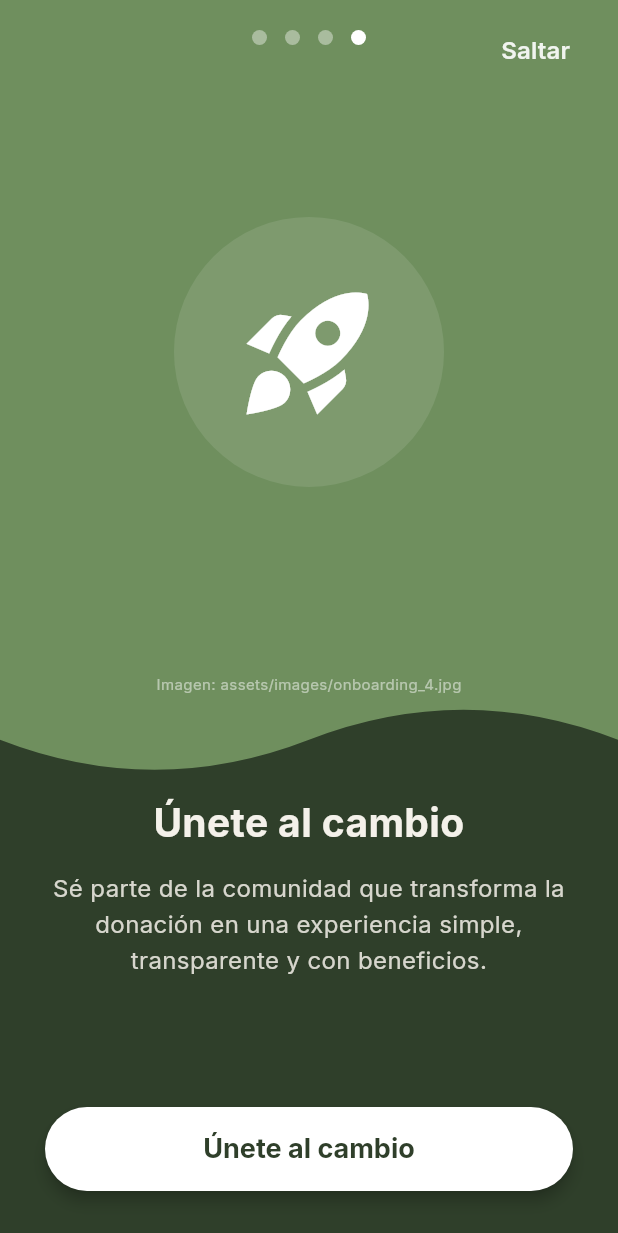
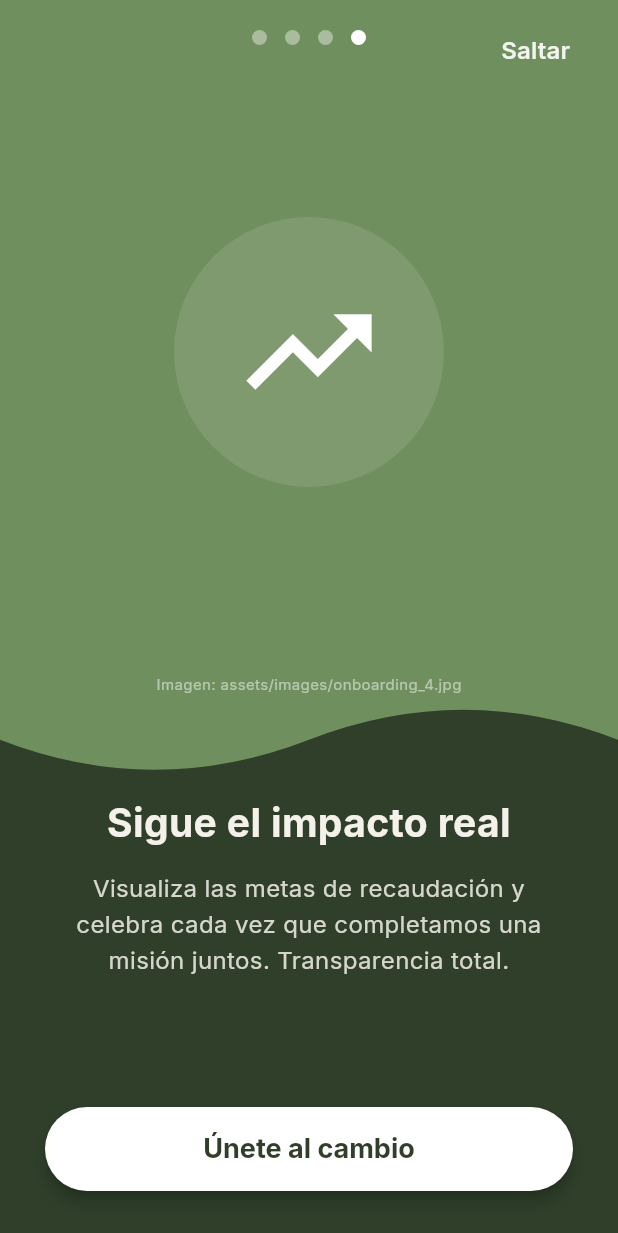
Before and after one commit to Favi-Dev/mipyme, a Flutter app: the screen it shows after launch, swiped to page 4, on a phone screen of 412 x 824 dp. Shown: the top 1233 px of the screen. Run offline on Flutter 3.47's test engine with Material 3 defaults, Android fonts, the phone set to English and light mode, and no system bars; our stand-ins replace cloud_firestore, firebase_auth, firebase_core, firebase_messaging, firebase_storage, flutter_map and 8 more; missing offline and left inert: mobile_scanner; accounts and stored records are empty; project files that could hold a hidden picture were left out.

```diff
--- a/lib/screens/onboarding_screen.dart
+++ b/lib/screens/onboarding_screen.dart
@@ -15,32 +15,32 @@ class _OnboardingScreenState extends State<OnboardingScreen> {
 
   final List<OnboardingContent> _contents = [
     OnboardingContent(
-      title: 'Ayudar nunca fue tan simple',
+      title: 'Tu ayuda echa raíces aquí',
       description:
-          'Olvida los procesos complejos. Conecta directamente con causas reales y fundaciones que necesitan tu apoyo.',
+          'Conecta con fundaciones locales. Cada aporte se transforma en talleres y bienestar para quienes más lo necesitan.',
       imageAsset: 'assets/images/onboarding_1.jpg',
       icon: Icons.volunteer_activism,
     ),
     OnboardingContent(
-      title: 'Un ecosistema de Triple Impacto',
+      title: 'Un ciclo donde todos ganan',
       description:
-          'Tu donación mueve al mundo: Tú ayudas a una causa, las fundaciones reciben fondos y las Pymes ganan clientes.',
+          'Al donar, desbloqueas beneficios exclusivos. Es nuestra forma de agradecerte por impulsar el cambio social.',
       imageAsset: 'assets/images/onboarding_2.jpg',
-      icon: Icons.diversity_3,
+      icon: Icons.sync_rounded, // Changed icon to represent cycle
     ),
     OnboardingContent(
-      title: 'Tu generosidad tiene recompensa',
+      title: 'Descubre tesoros en tu barrio',
       description:
-          'Al apoyar proyectos sociales, recibes beneficios exclusivos en Pymes locales. Dona con propósito y ahorra.',
+          'Usa tus beneficios en Pymes locales. Desde artesanías hasta cafeterías, apoya el talento de tu comunidad.',
       imageAsset: 'assets/images/onboarding_3.jpg',
-      icon: Icons.card_giftcard,
+      icon: Icons.storefront, // Changed icon to represent local shop
     ),
     OnboardingContent(
-      title: 'Únete al cambio',
+      title: 'Sigue el impacto real',
       description:
-          'Sé parte de la comunidad que transforma la donación en una experiencia simple, transparente y con beneficios.',
+          'Visualiza las metas de recaudación y celebra cada vez que completamos una misión juntos. Transparencia total.',
       imageAsset: 'assets/images/onboarding_4.jpg',
-      icon: Icons.rocket_launch,
+      icon: Icons.trending_up, // Changed icon to represent metrics/goals
     ),
   ];
 
```
Also changed, not shown: assets/images/onboarding_1.jpg (added), assets/images/onboarding_2.jpg (added), assets/images/onboarding_3.jpg (added), assets/images/onboarding_4.jpg (added).
